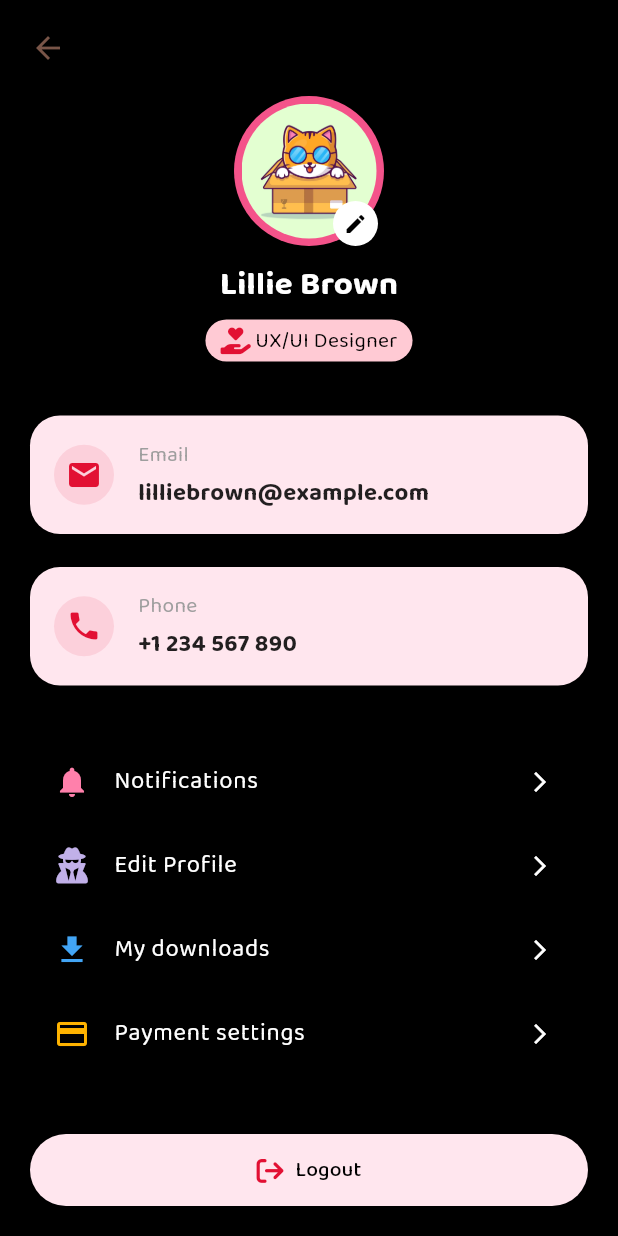
After one commit to rstzsy/GmailProject, a Flutter app: the ProfilePage screen opened directly, on a phone screen of 412 x 824 dp. The commit adds this screen. Run offline on Flutter 3.47's test engine with Material 3 defaults, Android fonts, the phone set to English and light mode, and no system bars; our stand-ins replace font_awesome_flutter, image_picker; network calls fail.

Commit message:
Profile UI

```diff
--- a/gmail_project/lib/menu_drawer.dart
+++ b/gmail_project/lib/components/menu_drawer.dart
@@ -1,5 +1,5 @@
 import 'package:flutter/material.dart';
-import 'package:gmail_project/starred_page.dart';
+import 'package:gmail_project/pages/starred_page.dart';
 
 // ignore: use_key_in_widget_constructors
 class MenuDrawer extends StatelessWidget {
--- a/gmail_project/lib/main.dart
+++ b/gmail_project/lib/main.dart
@@ -1,7 +1,8 @@
 import 'package:flutter/material.dart';
-import 'listview.dart';
-import 'menu_drawer.dart';
-import 'search.dart';
+import 'components/listview.dart';
+import 'components/menu_drawer.dart';
+import 'components/search.dart';
+import 'pages/profile_page.dart';
 
 void main() {
   runApp(const MyApp());
@@ -14,7 +15,17 @@ class MyApp extends StatelessWidget {
   Widget build(BuildContext context) {
     return MaterialApp(
       debugShowCheckedModeBanner: false,
-      theme: ThemeData.dark(),
+      theme: ThemeData(
+        brightness: Brightness.dark,
+        fontFamily: 'Baloo2',
+      ).copyWith(
+        textTheme: ThemeData.dark().textTheme.apply(
+              fontFamily: 'Baloo2',
+            ),
+        primaryTextTheme: ThemeData.dark().primaryTextTheme.apply(
+              fontFamily: 'Baloo2',
+            ),
+      ),
       home: const MyHomePage(),
     );
   }
@@ -43,7 +54,10 @@ class _MyHomePageState extends State<MyHomePage> {
             decoration: BoxDecoration(
               color: const Color.fromARGB(255, 55, 54, 54),
               borderRadius: BorderRadius.circular(10),
-              border: Border.all(color: const Color.fromARGB(255, 59, 58, 58), width: 1.5),
+              border: Border.all(
+                color: const Color.fromARGB(255, 59, 58, 58),
+                width: 1.5,
+              ),
               boxShadow: const [
                 BoxShadow(
                   color: Colors.black26,
@@ -58,18 +72,33 @@ class _MyHomePageState extends State<MyHomePage> {
               child: Row(
                 children: [
                   IconButton(
-                    icon: const Icon(Icons.menu, color: Color.fromARGB(221, 232, 229, 229)),
+                    icon: const Icon(
+                      Icons.menu,
+                      color: Color.fromARGB(221, 232, 229, 229),
+                    ),
                     onPressed: () {
                       _scaffoldKey.currentState?.openDrawer();
                     },
                   ),
                   Expanded(
-                    child: Search(),  // search widgetwidget
+                    child: Search(), // search widgetwidget
                   ),
                   const SizedBox(width: 10),
-                  const CircleAvatar(
-                    backgroundImage: NetworkImage('https://randomuser.me/api/portraits/men/1.jpg'),
-                    radius: 20,
+                  GestureDetector(
+                    onTap: () {
+                      Navigator.push(
+                        context,
+                        MaterialPageRoute(
+                          builder: (context) => const ProfilePage(),
+                        ),
+                      );
+                    },
+                    child: const CircleAvatar(
+                      backgroundImage: NetworkImage(
+                        'https://randomuser.me/api/portraits/men/1.jpg',
+                      ),
+                      radius: 20,
+                    ),
                   ),
                 ],
               ),
@@ -77,10 +106,9 @@ class _MyHomePageState extends State<MyHomePage> {
           ),
         ),
       ),
+
       //------------------------------------------
-
-      body: const MyListView(),  // list view
-
+      body: const MyListView(), // list view
       // floating button
       floatingActionButton: FloatingActionButton(
         onPressed: () {
--- /dev/null
+++ b/gmail_project/lib/pages/profile_page.dart
@@ -0,0 +1,185 @@
+import 'dart:io';
+import 'package:flutter/material.dart';
+import 'package:image_picker/image_picker.dart';
+import 'package:font_awesome_flutter/font_awesome_flutter.dart';
+
+class ProfilePage extends StatefulWidget {
+  const ProfilePage({super.key});
+
+  @override
+  State<ProfilePage> createState() => _ProfilePageState();
+}
+
+class _ProfilePageState extends State<ProfilePage> {
+  File? _avatarImage;
+
+  Future<void> _pickImage() async {
+    final pickedFile = await ImagePicker().pickImage(source: ImageSource.gallery);
+
+    if (pickedFile != null) {
+      setState(() {
+        _avatarImage = File(pickedFile.path);
+      });
+    }
+  }
+
+  @override
+  Widget build(BuildContext context) {
+    return Scaffold(
+      backgroundColor: Colors.black,
+      body: SafeArea(
+        child: Padding(
+          padding: const EdgeInsets.symmetric(horizontal: 20),
+          child: Column(
+            children: [
+              const SizedBox(height: 20),
+              Row(
+                children: [
+                  Icon(Icons.arrow_back, color: Colors.brown),
+                ],
+              ),
+              const SizedBox(height: 20),
+              Stack(
+                alignment: Alignment.bottomRight,
+                children: [
+                  CircleAvatar(
+                    radius: 50,
+                    backgroundColor: Color(0xFFF4538A),
+                    child: ClipOval(
+                      child: _avatarImage != null
+                          ? Image.file(_avatarImage!, fit: BoxFit.cover, width: 90, height: 90)
+                          : Image.asset('assets/images/avatar.png', fit: BoxFit.cover, width: 90, height: 90),
+                    ),
+                  ),
+                  Positioned(
+                    bottom: 0,
+                    right: 4,
+                    child: GestureDetector(
+                      onTap: _pickImage,
+                      child: CircleAvatar(
+                        radius: 15,
+                        backgroundColor: Colors.white,
+                        child: Icon(Icons.edit, size: 16, color: Colors.black),
+                      ),
+                    ),
+                  ),
+                ],
+              ),
+              const SizedBox(height: 10),
+              const Text(
+                'Lillie Brown',
+                style: TextStyle(fontSize: 22, fontWeight: FontWeight.bold, color: Colors.white),
+              ),
+              Container(
+                margin: const EdgeInsets.only(top: 8),
+                padding: const EdgeInsets.symmetric(horizontal: 10, vertical: 4),
+                decoration: BoxDecoration(
+                  color: Color(0xFFffcad4),
+                  borderRadius: BorderRadius.circular(20),
+                ),
+                child: Row(
+                  mainAxisSize: MainAxisSize.min,
+                  children: const [
+                    Icon(FontAwesomeIcons.handHoldingHeart, color: Color(0xFFE21033), size: 18),
+                    SizedBox(width: 5),
+                    Text("UX/UI Designer", style: TextStyle(fontSize: 14, color: Colors.black)),
+                  ],
+                ),
+              ),
+              const SizedBox(height: 30),
+
+              Column(
+                children: [
+                  _buildInfoCard(Icons.email, "Email", "lilliebrown@example.com"),
+                  const SizedBox(height: 10),
+                  _buildInfoCard(Icons.phone, "Phone", "+1 234 567 890"),
+                ],
+              ),
+
+              const SizedBox(height: 30),
+              _buildListTile(Icons.notifications, "Notifications", Color(0xFFFF80AB)),
+              _buildListTile(FontAwesomeIcons.userSecret, "Edit Profile", Color(0xFFC1B0E8)),
+              _buildListTile(Icons.file_download, "My downloads", Color(0xFF42A5F5)),
+              _buildListTile(Icons.payment, "Payment settings", Color(0xFFFFB300)),
+              const Spacer(),
+              Container(
+                width: double.infinity,
+                margin: const EdgeInsets.only(bottom: 20),
+                child: ElevatedButton.icon(
+                  onPressed: () {},
+                  icon: const Icon(FontAwesomeIcons.arrowRightFromBracket, color: Color(0xFFE21033)),
+                  label: const Text("Logout", style: TextStyle(color: Colors.black)),
+                  style: ElevatedButton.styleFrom(
+                    backgroundColor: const Color.fromARGB(255, 255, 230, 238),
+                    shape: RoundedRectangleBorder(borderRadius: BorderRadius.circular(25)),
+                    padding: const EdgeInsets.symmetric(vertical: 14),
+                    elevation: 5,
+                  ),
+                ),
+              ),
+            ],
+          ),
+        ),
+      ),
+    );
+  }
+
+  Widget _buildInfoCard(IconData icon, String label, String value) {
+  return Container(
+    margin: const EdgeInsets.symmetric(vertical: 6),
+    padding: const EdgeInsets.all(16),
+    decoration: BoxDecoration(
+      color: Color.fromARGB(255, 255, 230, 238),
+      borderRadius: BorderRadius.circular(20),
+      boxShadow: [
+        BoxShadow(
+          color: Colors.black.withOpacity(0.05),
+          blurRadius: 8,
+          offset: Offset(0, 4),
+        ),
+      ],
+    ),
+    child: Row(
+      children: [
+        CircleAvatar(
+          radius: 20,
+          backgroundColor: Color(0xFFE21033).withOpacity(0.1),
+          child: Icon(icon, color: Color(0xFFE21033)),
+        ),
+        const SizedBox(width: 16),
+        Column(
+          crossAxisAlignment: CrossAxisAlignment.start,
+          children: [
+            Text(
+              label,
+              style: const TextStyle(
+                fontSize: 14,
+                color: Colors.grey,
+              ),
+            ),
+            const SizedBox(height: 4),
+            Text(
+              value,
+              style: const TextStyle(
+                fontSize: 16,
+                fontWeight: FontWeight.bold,
+                color: Colors.black87,
+              ),
+            ),
+          ],
+        ),
+      ],
+    ),
+  );
+}
+
+
+  Widget _buildListTile(IconData icon, String title, Color color) {
+    return ListTile(
+      leading: Icon(icon, color: color),
+      title: Text(title, style: const TextStyle(color: Colors.white)),
+      trailing: const Icon(Icons.arrow_forward_ios, size: 16, color: Colors.white),
+      onTap: () {},
+    );
+  }
+}
--- a/gmail_project/lib/starred_page.dart
+++ b/gmail_project/lib/pages/starred_page.dart
@@ -1,6 +1,6 @@
 import 'package:flutter/material.dart';
-import 'search.dart';
-import 'menu_drawer.dart';
+import '../components/search.dart';
+import '../components/menu_drawer.dart';
 
 class StarredPage extends StatefulWidget {
   const StarredPage({super.key});
```
Also changed, not shown: gmail_project/pubspec.yaml (+20 -2 lines), gmail_project/assets/fonts/Baloo2-Bold.ttf (added), gmail_project/assets/fonts/Baloo2-ExtraBold.ttf (added), gmail_project/assets/fonts/Baloo2-Medium.ttf (added), gmail_project/assets/fonts/Baloo2-Regular.ttf (added), gmail_project/assets/fonts/Baloo2-SemiBold.ttf (added), gmail_project/assets/fonts/Baloo2-VariableFont_wght.ttf (added), gmail_project/assets/images/avatar.png (added), gmail_project/lib/components/listview.dart (renamed from gmail_project/lib/listview.dart), gmail_project/lib/components/search.dart (renamed from gmail_project/lib/search.dart), gmail_project/pubspec.lock, 12 other files.
